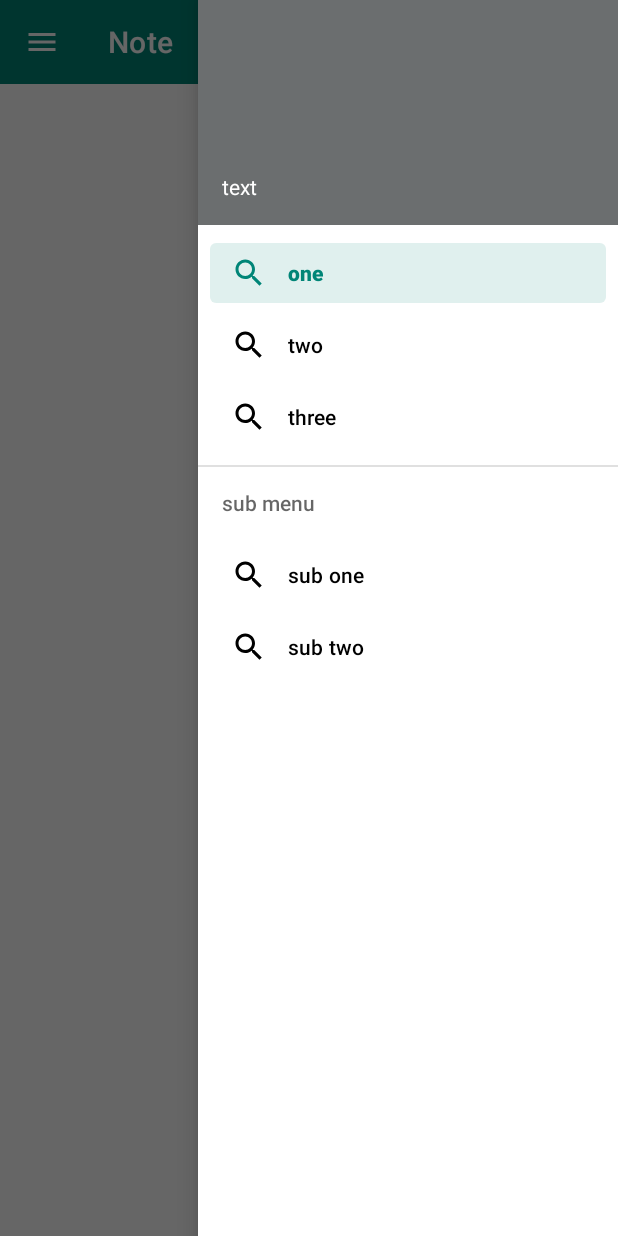
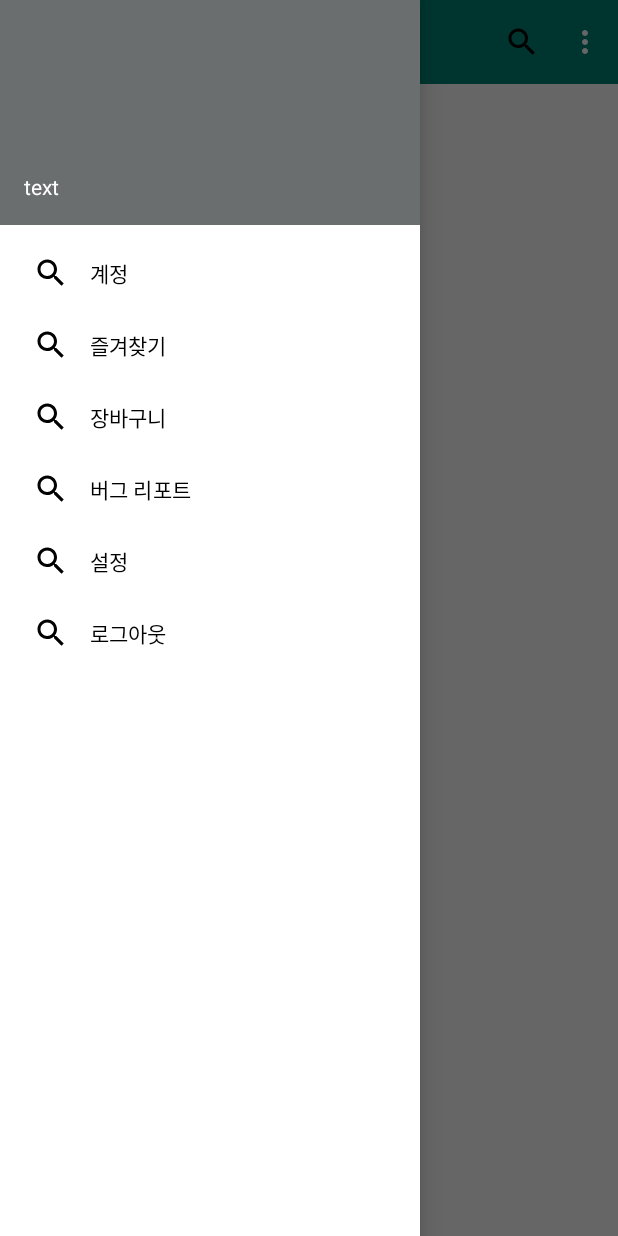
Before and after one commit to choi-seung-min/Note, an Android app: the MainActivity screen opened directly, with no data from a screen before it, with the side drawer open, on a phone screen of 412 x 824 dp. Run offline under Robolectric (Android 15) with nearby library versions, the phone set to English and light mode, and no system bars.

Commit message:
made navigation drawer for main activity. now i have to add recycler view.

```diff
--- a/app/src/main/java/com/example/note/contract/MainContract.kt
+++ b/app/src/main/java/com/example/note/contract/MainContract.kt
@@ -2,7 +2,7 @@ package com.example.note.contract
 
 interface MainContract{
     interface View{
-        fun setToolBar()
+        fun init()
     }
 
     interface Presenter{
--- a/app/src/main/java/com/example/note/ui/activity/MainActivity.kt
+++ b/app/src/main/java/com/example/note/ui/activity/MainActivity.kt
@@ -1,25 +1,73 @@
 package com.example.note.ui.activity
 
 import android.os.Bundle
+import android.support.design.widget.NavigationView
+import android.support.design.widget.Snackbar
+import android.support.v4.view.GravityCompat
 import android.support.v7.app.AppCompatActivity
+import android.view.Menu
+import android.view.MenuItem
 import com.example.note.R
-import com.example.note.contract.MainContract
 import kotlinx.android.synthetic.main.activity_main.*
 
-class MainActivity : AppCompatActivity() , MainContract.View{
+class MainActivity : AppCompatActivity(), NavigationView.OnNavigationItemSelectedListener{
 
 
     override fun onCreate(savedInstanceState: Bundle?) {
         super.onCreate(savedInstanceState)
         setContentView(R.layout.activity_main)
-        setToolBar()
 
+        setToolbar()
+        navigationView.setNavigationItemSelectedListener(this)
     }
 
-    override fun setToolBar() {
+    private fun setToolbar(){
         setSupportActionBar(toolbar)
-        val actionBar = supportActionBar
-        actionBar!!.setHomeAsUpIndicator(R.drawable.ic_menu_white_24dp)
-        actionBar.setDisplayHomeAsUpEnabled(true)
+
+        supportActionBar!!.setDisplayHomeAsUpEnabled(true)
+        supportActionBar!!.setHomeAsUpIndicator(R.drawable.ic_menu_white_24dp)
+        supportActionBar!!.setDisplayShowTitleEnabled(false)
+    }
+
+
+    //setting tool bar menu
+    override fun onCreateOptionsMenu(menu: Menu?): Boolean {
+        menuInflater.inflate(R.menu.main_menu, menu)
+        return true
+    }
+
+    //click event for tool bar menu buttons
+    override fun onOptionsItemSelected(item: MenuItem?): Boolean {
+        when(item!!.itemId){
+            android.R.id.home -> {
+                drawerLayout.openDrawer(GravityCompat.START)
+            }
+            R.id.menu_search -> Snackbar.make(toolbar,"Search menu pressed",Snackbar.LENGTH_SHORT).show()
+            R.id.menu_account -> Snackbar.make(toolbar,"Account menu pressed",Snackbar.LENGTH_SHORT).show()
+            R.id.menu_logout -> Snackbar.make(toolbar,"Logout menu pressed",Snackbar.LENGTH_SHORT).show()
+        }
+        return super.onOptionsItemSelected(item)
+    }
+
+    //click event for navigation drawer buttons
+    override fun onNavigationItemSelected(item: MenuItem): Boolean {
+        when(item.itemId){
+            R.id.account -> Snackbar.make(toolbar, "account pressed", Snackbar.LENGTH_LONG).show()
+            R.id.setting -> Snackbar.make(toolbar, "setting pressed", Snackbar.LENGTH_LONG).show()
+            R.id.cart -> Snackbar.make(toolbar, "cart pressed", Snackbar.LENGTH_LONG).show()
+            R.id.bug_report -> Snackbar.make(toolbar, "but report pressed", Snackbar.LENGTH_LONG).show()
+            R.id.star -> Snackbar.make(toolbar, "star pressed", Snackbar.LENGTH_LONG).show()
+            R.id.logout -> Snackbar.make(toolbar, "logout pressed", Snackbar.LENGTH_LONG).show()
+        }
+        drawerLayout.closeDrawers()
+        return false
+    }
+
+    override fun onBackPressed(){
+        if(drawerLayout.isDrawerOpen(GravityCompat.START)){
+            drawerLayout.closeDrawer(GravityCompat.START)
+        } else{
+            super.onBackPressed()
+        }
     }
 }
--- a/app/src/main/res/layout/activity_main.xml
+++ b/app/src/main/res/layout/activity_main.xml
@@ -1,30 +1,39 @@
 <?xml version="1.0" encoding="utf-8"?>
+<!--parent layout-->
 <android.support.v4.widget.DrawerLayout
         xmlns:android="http://schemas.android.com/apk/res/android"
         xmlns:app="http://schemas.android.com/apk/res-auto"
-        android:id="@+id/drawer_layout"
+        android:id="@+id/drawerLayout"
         android:layout_width="match_parent"
         android:layout_height="match_parent"
         android:fitsSystemWindows="true">
-
+    <!-- main layout-->
     <RelativeLayout
-            android:layout_width="match_parent"
-            android:layout_height="match_parent">
-
+            android:layout_width="match_parent" android:layout_height="match_parent"
+            android:background="#fff">
         <android.support.v7.widget.Toolbar
                 android:id="@+id/toolbar"
                 android:layout_width="match_parent"
-                android:layout_height="?attr/actionBarSize"
-                android:background="?attr/colorPrimary"
-                android:theme="@style/ThemeOverlay.AppCompat.Dark" />
-
+                android:layout_height="wrap_content"
+                android:background="@color/colorPrimary"
+                app:contentInsetStart="0dp"
+                android:theme="@style/ThemeOverlay.AppCompat.Dark.ActionBar"
+                app:popupTheme="@style/ThemeOverlay.AppCompat.Dark.ActionBar"
+                />
+        <TextView
+                android:layout_width="wrap_content"
+                android:layout_height="wrap_content"
+                android:text="test"
+                android:layout_centerInParent="true"/>
     </RelativeLayout>
 
+    <!--navigation drawer-->
     <android.support.design.widget.NavigationView
-            android:id="@+id/navigation_view"
+            android:id="@+id/navigationView"
             android:layout_width="wrap_content"
             android:layout_height="match_parent"
-            android:layout_gravity="end"
+            android:layout_gravity="start"
             app:headerLayout="@layout/main_drawer_header"
-            app:menu="@menu/main_drawer"/>
+            app:menu="@menu/main_navigation_menu"/>
+
 </android.support.v4.widget.DrawerLayout>
--- a/app/src/main/res/menu/main_drawer.xml
+++ /dev/null
@@ -1,33 +0,0 @@
-<?xml version="1.0" encoding="utf-8"?>
-<menu xmlns:android="http://schemas.android.com/apk/res/android">
-
-    <group android:checkableBehavior="single">
-        <item
-                android:id="@+id/navigation_item_attachment"
-                android:checked="true"
-                android:icon="@drawable/ic_search_black_24dp"
-                android:title="one" />
-        <item
-                android:id="@+id/navigation_item_images"
-                android:icon="@drawable/ic_search_black_24dp"
-                android:title="two" />
-        <item
-                android:id="@+id/navigation_item_location"
-                android:icon="@drawable/ic_search_black_24dp"
-                android:title="three" />
-    </group>
-
-    <item android:title="sub menu">
-        <menu>
-            <item
-                    android:icon="@drawable/ic_search_black_24dp"
-                    android:id="@+id/nav_sub_menu_item01"
-                    android:title="sub one" />
-            <item
-                    android:icon="@drawable/ic_search_black_24dp"
-                    android:id="@+id/nav_sub_menu_item02"
-                    android:title="sub two" />
-        </menu>
-    </item>
-
-</menu>
--- a/app/src/main/res/menu/main_menu.xml
+++ b/app/src/main/res/menu/main_menu.xml
@@ -1,7 +1,23 @@
 <?xml version="1.0" encoding="utf-8"?>
 <menu xmlns:android="http://schemas.android.com/apk/res/android"
-      xmlns:app="http://schemas.android.com/apk/res-auto">
-    <item android:id="@+id/action_settings"
-          android:title="setting"
-          app:showAsAction="never" />
+      xmlns:app="http://schemas.android.com/apk/res-auto"
+        >
+    <item
+            android:id="@+id/menu_search"
+            android:title="search"
+            android:icon="@drawable/ic_search_black_24dp"
+            app:showAsAction="always"
+            />
+    <group>
+        <item
+                android:id="@+id/menu_account"
+                android:title="account"
+                android:icon="@drawable/ic_search_black_24dp"
+                />
+        <item
+                android:id="@+id/menu_logout"
+                android:title="logout"
+                android:icon="@drawable/ic_search_black_24dp"
+                />
+    </group>
 </menu>
--- /dev/null
+++ b/app/src/main/res/menu/main_navigation_menu.xml
@@ -0,0 +1,37 @@
+<?xml version="1.0" encoding="utf-8"?>
+<menu xmlns:android="http://schemas.android.com/apk/res/android">
+    <group android:checkableBehavior="single">
+        <item
+                android:id="@+id/account"
+                android:icon="@drawable/ic_search_black_24dp"
+                android:title="계정"
+                />
+        <item
+                android:id="@+id/star"
+                android:icon="@drawable/ic_search_black_24dp"
+                android:title="즐겨찾기"
+                />
+        <item
+                android:id="@+id/cart"
+                android:icon="@drawable/ic_search_black_24dp"
+                android:title="장바구니"
+                />
+    </group>
+    <group android:checkableBehavior="single">
+        <item
+                android:id="@+id/bug_report"
+                android:icon="@drawable/ic_search_black_24dp"
+                android:title="버그 리포트"
+                />
+        <item
+                android:id="@+id/setting"
+                android:icon="@drawable/ic_search_black_24dp"
+                android:title="설정"
+                />
+        <item
+                android:id="@+id/logout"
+                android:icon="@drawable/ic_search_black_24dp"
+                android:title="로그아웃"
+                />
+    </group>
+</menu>
--- a/app/src/main/res/values/strings.xml
+++ b/app/src/main/res/values/strings.xml
@@ -5,4 +5,6 @@
     <string name="password">Password</string>
     <string name="login">LogIn</string>
     <string name="search">Search</string>
+    <string name="navigation_drawer_open">Drawer Open</string>
+    <string name="navigation_drawer_close">Drawer Close</string>
 </resources>
```
